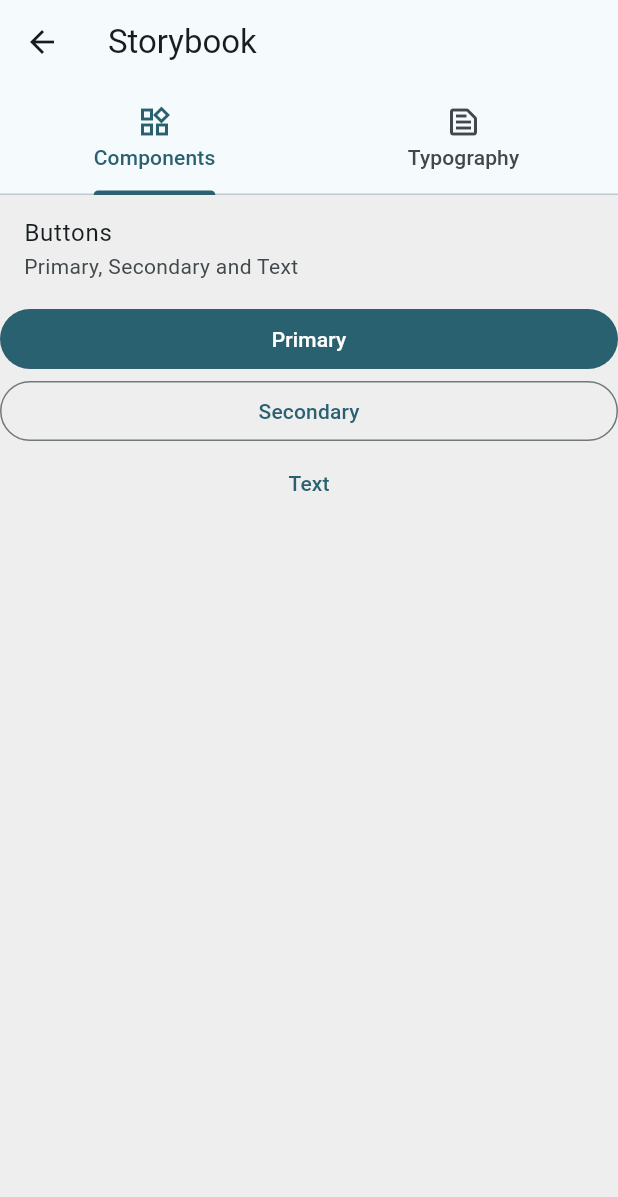
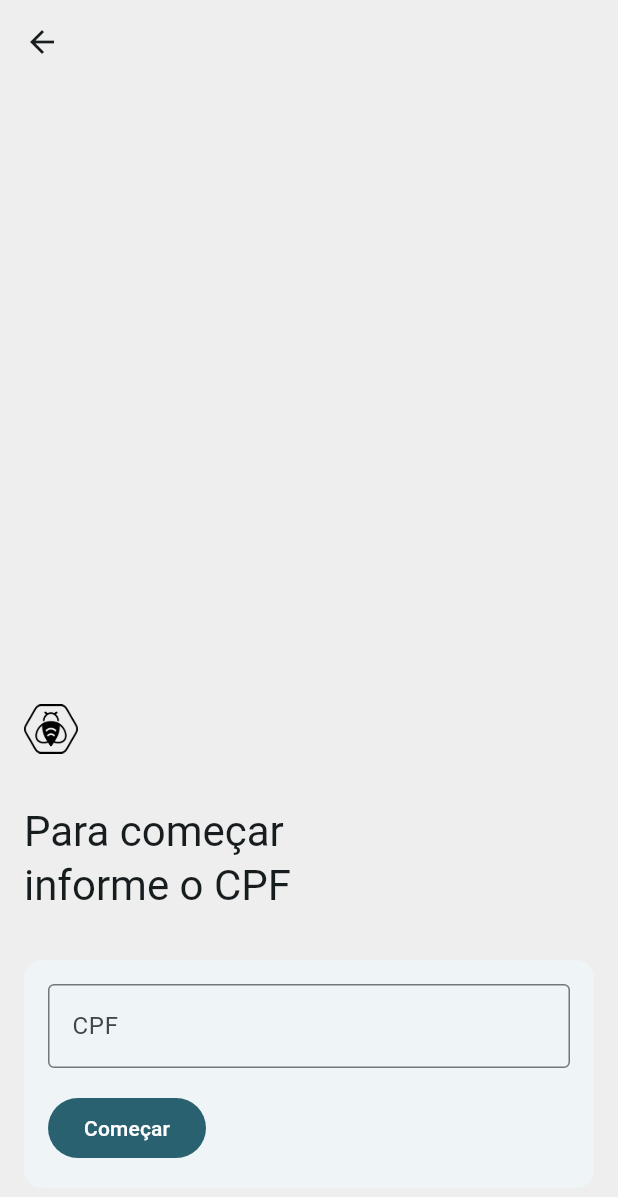
Before and after one commit to marceloreis13/beebee, a Flutter app: the screen it shows after launch, after a tap on "Esqueci minha senha", on a phone screen of 412 x 824 dp. Shown: the top 1197 px of the screen. Run offline on Flutter 3.47's test engine with Material 2 defaults, Android fonts, the phone set to English and light mode, and no system bars; our stand-ins replace auto_size_text, brasil_fields, currency_text_input_formatter, device_info_plus, dio, firebase_core and 9 more; missing offline and left inert: flutter_fgbg, flutter_udid, rate_my_app; accounts and stored records are empty; network calls fail; project files that could hold a hidden picture were left out.

Commit message:
feat: recovery password
- refactor card.form

```diff
--- a/lib/app/routes/route.dart
+++ b/lib/app/routes/route.dart
@@ -1,3 +1,4 @@
+import 'package:app/ui/features/password/password.recovery.view.dart';
 import 'package:flutter/material.dart';
 
 // Available pages
@@ -17,6 +18,8 @@
   signinFormRecoveryView,
   signinFormValidationView,
   signinFormNewPassView,
+
+  passwordRecovery,
 
   storyBookView,
   materialExample
@@ -102,11 +105,22 @@
   switch (route) {
     // Vehicle
     case Routes.vehicleListView:
-      return MaterialPageRoute(builder: (context) => VehicleListView.init());
+      return MaterialPageRoute(
+        builder: (context) => VehicleListView.init(),
+      );
     case Routes.materialExample:
-      return MaterialPageRoute(builder: (context) => const MaterialExample());
+      return MaterialPageRoute(
+        builder: (context) => const MaterialExample(),
+      );
+    case Routes.passwordRecovery:
+      return MaterialPageRoute(
+        builder: (context) => const PasswordRecoveryView(),
+      );
+
     case Routes.storyBookView:
-      return MaterialPageRoute(builder: (context) => const StoryBook());
+      return MaterialPageRoute(
+        builder: (context) => const StoryBook(),
+      );
 
     default:
       throw ('this route name does not exist');
--- /dev/null
+++ b/lib/ui/features/password/password.recovery.view.dart
@@ -0,0 +1,217 @@
+import 'package:app/ui/widgets/app/scaffold.clean.widget.dart';
+import 'package:brasil_fields/brasil_fields.dart';
+import 'package:flutter/material.dart';
+import 'package:flutter/services.dart';
+import 'package:storybook/storybook.dart';
+
+class PasswordRecoveryView extends StatefulWidget {
+  const PasswordRecoveryView({super.key});
+
+  @override
+  State<PasswordRecoveryView> createState() => _PasswordRecoveryViewState();
+}
+
+class _PasswordRecoveryViewState extends State<PasswordRecoveryView> {
+  Steps step = Steps.cpf;
+
+  @override
+  Widget build(BuildContext context) {
+    final GlobalKey<ScaffoldState> scaffoldKey = GlobalKey<ScaffoldState>();
+    return ScaffoldClean(
+      scaffoldKey: scaffoldKey,
+      appBar: AppBar(
+        backgroundColor: Colors.transparent,
+        leading: IconButton(
+          icon: const Icon(Icons.arrow_back),
+          onPressed: () => Navigator.of(context).pop(),
+        ),
+      ),
+      body: LayoutBuilder(
+        builder: (context, constraints) {
+          return SingleChildScrollView(
+            child: ConstrainedBox(
+              constraints: BoxConstraints(
+                minWidth: constraints.maxWidth,
+                minHeight: constraints.maxHeight,
+              ),
+              child: IntrinsicHeight(
+                child: Padding(
+                  padding: const EdgeInsets.symmetric(
+                    vertical: 32.0,
+                    horizontal: 16,
+                  ),
+                  child: Column(
+                    crossAxisAlignment: CrossAxisAlignment.start,
+                    children: [
+                      const Spacer(),
+                      ...handleStep(),
+                    ],
+                  ),
+                ),
+              ),
+            ),
+          );
+        },
+      ),
+    );
+  }
+
+  // TODO: Create separeted Views for each step
+  List<Widget> handleStep() {
+    switch (step) {
+      case Steps.cpf:
+        return _cpfStep();
+      case Steps.code:
+        return _codeStep();
+      case Steps.password:
+        return _passwordStep();
+    }
+  }
+
+  List<Widget> _cpfStep() {
+    return [
+      Padding(
+        padding: const EdgeInsets.symmetric(vertical: 16.0),
+        child: ColumnSpacer(
+          spacing: 32,
+          children: [
+            const LogoImage(),
+            Text(
+              'Para começar\ninforme o CPF',
+              style: Theme.of(context).textTheme.headlineMedium,
+            ),
+          ],
+        ),
+      ),
+      Padding(
+        padding: const EdgeInsets.only(top: 16),
+        child: CardForm(
+          // title: 'Para começar\ninforme o CPF',
+          cardPadding: 16,
+          children: <Widget>[
+            TextFormField(
+              // onChanged: (value) => onFormChange('cpf', value),
+              keyboardType: TextInputType.number,
+              inputFormatters: [
+                FilteringTextInputFormatter.digitsOnly,
+                CpfInputFormatter(),
+              ],
+              decoration: const InputDecoration(
+                labelText: 'CPF',
+                hintText: '000.000.000-00',
+                border: OutlineInputBorder(),
+              ),
+            ),
+            ButtonPrimary(
+              onPressed: () {
+                setState(() {
+                  step = Steps.code;
+                });
+              },
+              label: "Começar",
+            ),
+          ],
+        ),
+      )
+    ];
+  }
+
+  List<Widget> _codeStep() {
+    return [
+      Padding(
+        padding: const EdgeInsets.symmetric(vertical: 16.0),
+        child: ColumnSpacer(
+          spacing: 32,
+          children: [
+            const LogoImage(),
+            Text(
+              'Um código de confirmação foi enviado para o número\n\n(**) * **** 4444',
+              style: Theme.of(context).textTheme.headlineMedium,
+            ),
+          ],
+        ),
+      ),
+      Padding(
+        padding: const EdgeInsets.only(top: 16),
+        child: CardForm(
+          cardPadding: 16,
+          children: <Widget>[
+            TextFormField(
+              // onChanged: (value) => onFormChange('cpf', value),
+              keyboardType: TextInputType.number,
+              inputFormatters: [
+                FilteringTextInputFormatter.digitsOnly,
+                CpfInputFormatter(),
+              ],
+              decoration: const InputDecoration(
+                labelText: 'Código',
+                hintText: '0000',
+                border: OutlineInputBorder(),
+              ),
+            ),
+            ButtonPrimary(
+              onPressed: () {
+                setState(() {
+                  step = Steps.password;
+                });
+              },
+              label: "Confirmar",
+            ),
+          ],
+        ),
+      )
+    ];
+  }
+
+  List<Widget> _passwordStep() {
+    return [
+      Padding(
+        padding: const EdgeInsets.symmetric(vertical: 16.0),
+        child: ColumnSpacer(
+          spacing: 32,
+          children: [
+            const LogoImage(),
+            Text(
+              'Agora, informe a\nsua nova senha',
+              style: Theme.of(context).textTheme.headlineMedium,
+            ),
+          ],
+        ),
+      ),
+      Padding(
+        padding: const EdgeInsets.only(top: 16),
+        child: CardForm(
+          cardPadding: 16,
+          children: <Widget>[
+            TextFormField(
+              // onChanged: (value) => onFormChange('cpf', value),
+              decoration: const InputDecoration(
+                labelText: 'Nova senha',
+                border: OutlineInputBorder(),
+              ),
+            ),
+            TextFormField(
+              // onChanged: (value) => onFormChange('cpf', value),
+              decoration: const InputDecoration(
+                labelText: 'Confirmar senha',
+                border: OutlineInputBorder(),
+              ),
+            ),
+            ButtonPrimary(
+              onPressed: () {
+                Navigator.of(context).pop();
+              },
+              label: "Confirmar",
+            ),
+          ],
+        ),
+      )
+    ];
+  }
+}
+
+enum Steps {
+  cpf,
+  code,
+  password,
+}
--- a/lib/ui/features/signin/signin.form.view.dart
+++ b/lib/ui/features/signin/signin.form.view.dart
@@ -1,4 +1,6 @@
+import 'package:brasil_fields/brasil_fields.dart';
 import 'package:flutter/material.dart';
+import 'package:flutter/services.dart';
 import 'package:provider/provider.dart';
 import 'package:app/app/constants/env.dart';
 import 'package:app/app/helpers/notify.helper.dart';
@@ -60,7 +62,7 @@
                   ),
                   child: IntrinsicHeight(
                     child: Padding(
-                      padding: const EdgeInsets.all(16.0),
+                      padding: const EdgeInsets.symmetric(horizontal: 16.0),
                       child: Column(
                         crossAxisAlignment: CrossAxisAlignment.stretch,
                         mainAxisSize: MainAxisSize.min,
@@ -69,11 +71,7 @@
                             children: [
                               const Hero(
                                 tag: 'splash-logo',
-                                child: SizedBox(
-                                  width: 36,
-                                  height: 36,
-                                  child: LogoImage(),
-                                ),
+                                child: LogoImage(),
                               ),
                               const Spacer(),
                               ButtonText(
@@ -107,13 +105,18 @@
 
   Widget signForm(BuildContext context) {
     return Padding(
-      padding: const EdgeInsets.only(top: 16, bottom: 48),
+      padding: const EdgeInsets.only(top: 16, bottom: 64),
       child: CardForm(
-        cardPadding: 16,
-        wrapPadding: const EdgeInsets.only(bottom: 16),
-        child: <Widget>[
+        children: [
           TextFormField(
             onChanged: (value) => onFormChange('cpf', value),
+            keyboardType: TextInputType.number,
+            // add a OK button to the keyboard, it should focus the next field
+            textInputAction: TextInputAction.next,
+            inputFormatters: [
+              FilteringTextInputFormatter.digitsOnly,
+              CpfInputFormatter(),
+            ],
             decoration: const InputDecoration(
               labelText: 'CPF',
               hintText: '000.000.000-00',
@@ -142,7 +145,7 @@
                 onPressed: () {
                   Navigator.pushNamed(
                     context,
-                    Routes.storyBookView.value,
+                    Routes.passwordRecovery.value,
                   );
                 },
               ),
--- a/lib/ui/splash/launchscreen.view.dart
+++ b/lib/ui/splash/launchscreen.view.dart
@@ -53,26 +53,12 @@
                   child: Column(
                     crossAxisAlignment: CrossAxisAlignment.start,
                     children: [
-                      Hero(
+                      const Hero(
                         tag: 'splash-logo',
-                        child: SizedBox(
-                          width: 48,
-                          height: 48,
-                          child: Container(
-                            decoration: const BoxDecoration(
-                              image: DecorationImage(
-                                image: AssetImage('assets/img/bee-white.png'),
-                                fit: BoxFit.contain,
-                              ),
-                            ),
-                            child: null,
-                          ),
-                        ),
+                        child: LogoImage(size: 48),
                       ),
                       const SizedBox(height: 24),
-                      Text('Entregas',
-                          style: Theme.of(context).textTheme.headlineLarge),
-                      Text('imediatas',
+                      Text('Entregas\nimediatas',
                           style: Theme.of(context).textTheme.headlineLarge),
                     ],
                   ),
@@ -80,20 +66,6 @@
               ],
             ),
           ),
-          const Positioned(
-            bottom: -512,
-            left: 10,
-            right: 10,
-            child: Hero(
-              tag: 'splash-card',
-              child: CardForm(
-                // title: 'Entrar',
-                child: SizedBox(
-                  height: 512,
-                ),
-              ),
-            ),
-          ),
         ],
       ),
     );
--- a/package/storybook/lib/images/logo.image.widget.dart
+++ b/package/storybook/lib/images/logo.image.widget.dart
@@ -1,15 +1,23 @@
 part of storybook;
 
 class LogoImage extends StatelessWidget {
-  const LogoImage({super.key});
+  final double? size;
+
+  const LogoImage({
+    super.key,
+    this.size = 36,
+  });
 
   @override
   Widget build(BuildContext context) {
-    return _widget(context);
+    return _buildLogo(context);
   }
 
-  Widget _widget(BuildContext context) {
-    return Container(
+  Widget _buildLogo(BuildContext context) {
+    return SizedBox(
+      width: size,
+      height: size,
+      child: Container(
         decoration: BoxDecoration(
           image: DecorationImage(
             image: ThemeApp.isDark(context)
@@ -19,6 +27,7 @@
           ),
         ),
         child: null,
+      ),
     );
   }
 }
--- a/package/storybook/lib/widgets/cards/card.form.dart
+++ b/package/storybook/lib/widgets/cards/card.form.dart
@@ -1,26 +1,22 @@
 part of storybook;
 
-const smallPadding = 16.0;
-const mediumPadding = 32.0;
-const smallSpacing = 10.0;
-const double widthConstraint = 1000;
+const _spacing = 16.0;
+const _cardPadding = 16.0;
 
 class CardForm extends StatefulWidget {
-  final ButtonPrimary? buttonPrimary;
-  final EdgeInsets? wrapPadding;
+  final double cardPadding;
+  final double spacing;
+  final List<Widget> children;
+  final double? elevation;
   final String? title;
-  final double cardPadding;
-  final dynamic child;
-  final double? elevation;
 
   const CardForm({
     super.key,
-    required this.child,
-    this.buttonPrimary,
-    this.cardPadding = mediumPadding,
+    required this.children,
+    this.cardPadding = _cardPadding,
+    this.spacing = _spacing,
+    this.elevation = 0,
     this.title,
-    this.wrapPadding = const EdgeInsets.only(bottom: 32),
-    this.elevation = 0,
   });
 
   @override
@@ -32,8 +28,7 @@
 
   @override
   Widget build(BuildContext context) {
-    return RepaintBoundary(
-      child: Focus(
+    return Focus(
       focusNode: focusNode,
       canRequestFocus: true,
       child: GestureDetector(
@@ -41,54 +36,42 @@
           focusNode.requestFocus();
         },
         behavior: HitTestBehavior.opaque,
-          child: Card(
+        child: Column(
+          crossAxisAlignment: CrossAxisAlignment.start,
+          children: [
+            Visibility(
+              visible: widget.title != null,
+              child: Padding(
+                padding: const EdgeInsets.symmetric(vertical: 16.0),
+                child: ColumnSpacer(
+                  spacing: 32,
+                  children: [
+                    const LogoImage(),
+                    Text(
+                      widget.title ?? '',
+                      style: Theme.of(context).textTheme.headlineMedium,
+                    ),
+                  ],
+                ),
+              ),
+            ),
+            Card(
+              margin: EdgeInsets.zero,
               elevation: widget.elevation,
               shape: const RoundedRectangleBorder(
                 borderRadius: BorderRadius.all(Radius.circular(12)),
               ),
               child: Padding(
                 padding: EdgeInsets.all(widget.cardPadding),
-              child: Column(
-                crossAxisAlignment: CrossAxisAlignment.start,
-                children: [
-                  if (widget.child is Widget)
-                    wrapField(widget.child, noPadding: true)
-                  else if (widget.child is List<Widget>)
-                    ...widget.child
-                        .asMap()
-                        .entries
-                        .map(
-                          (entry) => wrapField(
-                            entry.value,
-                            noPadding: entry.key == widget.child.length - 1,
+                child: ColumnSpacer(
+                  spacing: widget.spacing,
+                  children: widget.children,
                 ),
-                        )
-                        .toList(),
-                  Visibility(
-                    visible: widget.buttonPrimary != null,
-                    child: widget.buttonPrimary ?? const SizedBox(),
+              ),
             ),
           ],
         ),
       ),
-          ),
-        ),
-      ),
-    );
-  }
-
-  Widget wrapField(Widget field, {bool noPadding = false}) {
-    final isHidden = field is Visibility && !field.visible;
-    EdgeInsets? padding =
-        isHidden || noPadding ? EdgeInsets.zero : widget.wrapPadding;
-
-    return Column(
-      children: <Widget>[
-        Container(
-          padding: padding,
-          child: field,
-        ),
-      ],
     );
   }
 }
@@ -100,21 +83,30 @@
   const ColumnSpacer({
     super.key,
     required this.children,
-    this.spacing = 32.0,
+    this.spacing = _spacing,
   });
 
   @override
   Widget build(BuildContext context) {
     return Column(
       crossAxisAlignment: CrossAxisAlignment.start,
-      children: children
-          .map((c) => Container(
+      children: children.asMap().entries.map(
+        (entry) {
+          final widget = entry.value;
+          final isVisibilityWidget = widget is Visibility;
+          final isVisible = isVisibilityWidget && widget.visible == true;
+          final shouldAddSpace = !isVisibilityWidget || isVisible;
+
+          return Container(
             padding: EdgeInsets.only(
-                  bottom: c is Visibility && !c.visible ? 0 : spacing,
+              bottom: entry.key == children.length - 1 || !shouldAddSpace
+                  ? 0
+                  : spacing,
             ),
-                child: c,
-              ))
-          .toList(),
+            child: widget,
+          );
+        },
+      ).toList(),
     );
   }
 }
--- a/pubspec.yaml
+++ b/pubspec.yaml
@@ -51,6 +51,7 @@
   google_sign_in: ^6.1.5
   pin_code_fields: ^8.0.1
   recase: ^4.1.0
+  brasil_fields: ^1.14.0
 
 dev_dependencies:
   flutter_test:
```
Lines whose indentation alone changed are shown as unchanged.
